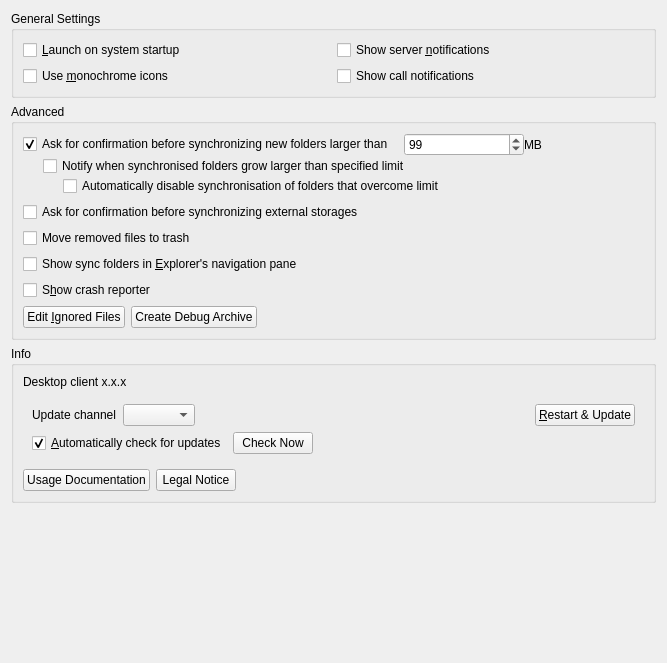
Above: src/gui/generalsettings.ui from nextcloud/desktop before the change. Below: the same form after it.
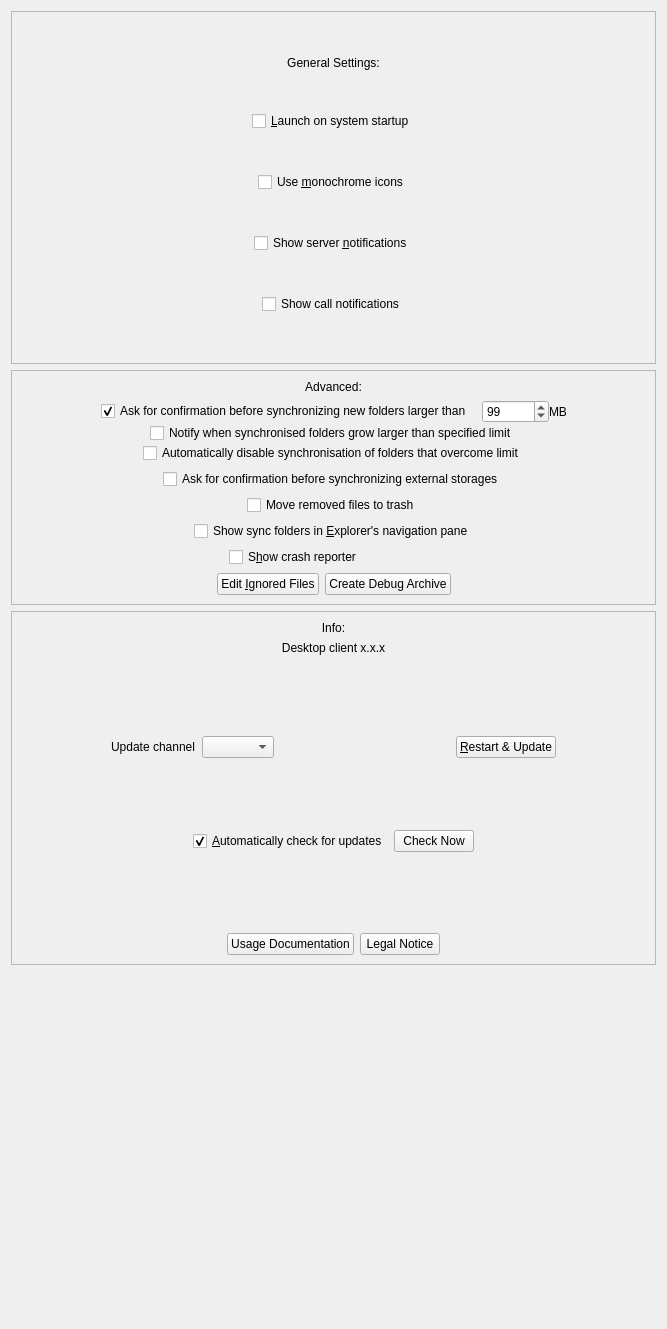
That is the form after the change.

Commit message: improve layout of general tab in settings dialog

Diff of the .ui file:
```diff
--- a/src/gui/generalsettings.ui
+++ b/src/gui/generalsettings.ui
@@ -7,22 +7,42 @@
     <x>0</x>
     <y>0</y>
     <width>667</width>
-    <height>663</height>
+    <height>1329</height>
    </rect>
   </property>
   <property name="windowTitle">
    <string notr="true">Form</string>
   </property>
   <layout class="QGridLayout" name="gridLayout_3">
-   <item row="1" column="0">
-    <widget class="QGroupBox" name="groupBox">
-     <property name="title">
-      <string>Advanced</string>
+   <item row="5" column="0">
+    <spacer name="verticalSpacer">
+     <property name="orientation">
+      <enum>Qt::Orientation::Vertical</enum>
      </property>
-     <property name="flat">
-      <bool>true</bool>
+     <property name="sizeHint" stdset="0">
+      <size>
+       <width>20</width>
+       <height>0</height>
+      </size>
      </property>
-     <layout class="QVBoxLayout" name="verticalLayout">
+    </spacer>
+   </item>
+   <item row="2" column="0">
+    <widget class="QFrame" name="frame">
+     <property name="frameShape">
+      <enum>QFrame::Shape::StyledPanel</enum>
+     </property>
+     <layout class="QVBoxLayout" name="verticalLayout_2">
+      <item>
+       <widget class="QLabel" name="label_4">
+        <property name="text">
+         <string>Advanced:</string>
+        </property>
+        <property name="alignment">
+         <set>Qt::AlignmentFlag::AlignCenter</set>
+        </property>
+       </widget>
+      </item>
       <item>
        <layout class="QVBoxLayout" name="verticalLayout_4">
         <property name="spacing">
@@ -30,6 +50,19 @@
         </property>
         <item>
          <layout class="QHBoxLayout" name="horizontalLayout_3">
+          <item>
+           <spacer name="horizontalSpacer_30">
+            <property name="orientation">
+             <enum>Qt::Orientation::Horizontal</enum>
+            </property>
+            <property name="sizeHint" stdset="0">
+             <size>
+              <width>40</width>
+              <height>20</height>
+             </size>
+            </property>
+           </spacer>
+          </item>
           <item>
            <widget class="QCheckBox" name="newFolderLimitCheckBox">
             <property name="text">
@@ -73,6 +106,19 @@
             </property>
            </widget>
           </item>
+          <item>
+           <spacer name="horizontalSpacer_31">
+            <property name="orientation">
+             <enum>Qt::Orientation::Horizontal</enum>
+            </property>
+            <property name="sizeHint" stdset="0">
+             <size>
+              <width>40</width>
+              <height>20</height>
+             </size>
+            </property>
+           </spacer>
+          </item>
          </layout>
         </item>
         <item>
@@ -83,11 +129,11 @@
              <enum>Qt::Orientation::Horizontal</enum>
             </property>
             <property name="sizeType">
-             <enum>QSizePolicy::Policy::Fixed</enum>
+             <enum>QSizePolicy::Policy::Expanding</enum>
             </property>
             <property name="sizeHint" stdset="0">
              <size>
-              <width>20</width>
+              <width>40</width>
               <height>20</height>
              </size>
             </property>
@@ -95,11 +141,30 @@
           </item>
           <item>
            <widget class="QCheckBox" name="existingFolderLimitCheckBox">
+            <property name="sizePolicy">
+             <sizepolicy hsizetype="Preferred" vsizetype="Fixed">
+              <horstretch>0</horstretch>
+              <verstretch>0</verstretch>
+             </sizepolicy>
+            </property>
             <property name="text">
              <string>Notify when synchronised folders grow larger than specified limit</string>
             </property>
            </widget>
           </item>
+          <item>
+           <spacer name="horizontalSpacer_32">
+            <property name="orientation">
+             <enum>Qt::Orientation::Horizontal</enum>
+            </property>
+            <property name="sizeHint" stdset="0">
+             <size>
+              <width>40</width>
+              <height>20</height>
+             </size>
+            </property>
+           </spacer>
+          </item>
          </layout>
         </item>
         <item>
@@ -110,7 +175,7 @@
              <enum>Qt::Orientation::Horizontal</enum>
             </property>
             <property name="sizeType">
-             <enum>QSizePolicy::Policy::Fixed</enum>
+             <enum>QSizePolicy::Policy::Expanding</enum>
             </property>
             <property name="sizeHint" stdset="0">
              <size>
@@ -122,28 +187,92 @@
           </item>
           <item>
            <widget class="QCheckBox" name="stopExistingFolderNowBigSyncCheckBox">
+            <property name="sizePolicy">
+             <sizepolicy hsizetype="Preferred" vsizetype="Fixed">
+              <horstretch>0</horstretch>
+              <verstretch>0</verstretch>
+             </sizepolicy>
+            </property>
             <property name="text">
              <string>Automatically disable synchronisation of folders that overcome limit</string>
             </property>
            </widget>
           </item>
+          <item>
+           <spacer name="horizontalSpacer_33">
+            <property name="orientation">
+             <enum>Qt::Orientation::Horizontal</enum>
+            </property>
+            <property name="sizeHint" stdset="0">
+             <size>
+              <width>40</width>
+              <height>20</height>
+             </size>
+            </property>
+           </spacer>
+          </item>
          </layout>
         </item>
        </layout>
       </item>
       <item>
        <layout class="QHBoxLayout" name="horizontalLayout_8">
+        <item>
+         <spacer name="horizontalSpacer_22">
+          <property name="orientation">
+           <enum>Qt::Orientation::Horizontal</enum>
+          </property>
+          <property name="sizeHint" stdset="0">
+           <size>
+            <width>40</width>
+            <height>20</height>
+           </size>
+          </property>
+         </spacer>
+        </item>
         <item>
          <widget class="QCheckBox" name="newExternalStorage">
+          <property name="sizePolicy">
+           <sizepolicy hsizetype="Preferred" vsizetype="Fixed">
+            <horstretch>0</horstretch>
+            <verstretch>0</verstretch>
+           </sizepolicy>
+          </property>
           <property name="text">
            <string>Ask for confirmation before synchronizing external storages</string>
           </property>
          </widget>
         </item>
+        <item>
+         <spacer name="horizontalSpacer_26">
+          <property name="orientation">
+           <enum>Qt::Orientation::Horizontal</enum>
+          </property>
+          <property name="sizeHint" stdset="0">
+           <size>
+            <width>40</width>
+            <height>20</height>
+           </size>
+          </property>
+         </spacer>
+        </item>
        </layout>
       </item>
       <item>
        <layout class="QHBoxLayout" name="horizontalLayout">
+        <item>
+         <spacer name="horizontalSpacer_23">
+          <property name="orientation">
+           <enum>Qt::Orientation::Horizontal</enum>
+          </property>
+          <property name="sizeHint" stdset="0">
+           <size>
+            <width>40</width>
+            <height>20</height>
+           </size>
+          </property>
+         </spacer>
+        </item>
         <item>
          <widget class="QCheckBox" name="moveFilesToTrashCheckBox">
           <property name="text">
@@ -151,10 +280,36 @@
           </property>
          </widget>
         </item>
+        <item>
+         <spacer name="horizontalSpacer_27">
+          <property name="orientation">
+           <enum>Qt::Orientation::Horizontal</enum>
+          </property>
+          <property name="sizeHint" stdset="0">
+           <size>
+            <width>40</width>
+            <height>20</height>
+           </size>
+          </property>
+         </spacer>
+        </item>
        </layout>
       </item>
       <item>
        <layout class="QHBoxLayout" name="horizontalLayout_10">
+        <item>
+         <spacer name="horizontalSpacer_24">
+          <property name="orientation">
+           <enum>Qt::Orientation::Horizontal</enum>
+          </property>
+          <property name="sizeHint" stdset="0">
+           <size>
+            <width>40</width>
+            <height>20</height>
+           </size>
+          </property>
+         </spacer>
+        </item>
         <item>
          <widget class="QCheckBox" name="showInExplorerNavigationPaneCheckBox">
           <property name="text">
@@ -162,10 +317,36 @@
           </property>
          </widget>
         </item>
+        <item>
+         <spacer name="horizontalSpacer_28">
+          <property name="orientation">
+           <enum>Qt::Orientation::Horizontal</enum>
+          </property>
+          <property name="sizeHint" stdset="0">
+           <size>
+            <width>40</width>
+            <height>20</height>
+           </size>
+          </property>
+         </spacer>
+        </item>
        </layout>
       </item>
       <item>
        <layout class="QHBoxLayout" name="horizontalLayout_9">
+        <item>
+         <spacer name="horizontalSpacer_25">
+          <property name="orientation">
+           <enum>Qt::Orientation::Horizontal</enum>
+          </property>
+          <property name="sizeHint" stdset="0">
+           <size>
+            <width>40</width>
+            <height>20</height>
+           </size>
+          </property>
+         </spacer>
+        </item>
         <item>
          <widget class="QCheckBox" name="crashreporterCheckBox">
           <property name="sizePolicy">
@@ -179,10 +360,36 @@
           </property>
          </widget>
         </item>
+        <item>
+         <spacer name="horizontalSpacer_29">
+          <property name="orientation">
+           <enum>Qt::Orientation::Horizontal</enum>
+          </property>
+          <property name="sizeHint" stdset="0">
+           <size>
+            <width>40</width>
+            <height>20</height>
+           </size>
+          </property>
+         </spacer>
+        </item>
        </layout>
       </item>
       <item>
        <layout class="QHBoxLayout" name="horizontalLayout_4">
+        <item>
+         <spacer name="horizontalSpacer_13">
+          <property name="orientation">
+           <enum>Qt::Orientation::Horizontal</enum>
+          </property>
+          <property name="sizeHint" stdset="0">
+           <size>
+            <width>40</width>
+            <height>20</height>
+           </size>
+          </property>
+         </spacer>
+        </item>
         <item>
          <widget class="QPushButton" name="ignoredFilesButton">
           <property name="text">
@@ -204,7 +411,7 @@
           </property>
           <property name="sizeHint" stdset="0">
            <size>
-            <width>555</width>
+            <width>40</width>
             <height>20</height>
            </size>
           </property>
@@ -215,19 +422,32 @@
      </layout>
     </widget>
    </item>
-   <item row="2" column="0">
-    <widget class="QGroupBox" name="aboutAndUpdatesGroupBox">
-     <property name="title">
-      <string>Info</string>
+   <item row="3" column="0">
+    <widget class="QFrame" name="aboutAndUpdatesFrame">
+     <property name="sizePolicy">
+      <sizepolicy hsizetype="Expanding" vsizetype="Expanding">
+       <horstretch>0</horstretch>
+       <verstretch>0</verstretch>
+      </sizepolicy>
      </property>
-     <property name="flat">
-      <bool>true</bool>
+     <property name="frameShape">
+      <enum>QFrame::Shape::StyledPanel</enum>
      </property>
      <layout class="QVBoxLayout" name="verticalLayout_3">
+      <item>
+       <widget class="QLabel" name="label_3">
+        <property name="text">
+         <string>Info:</string>
+        </property>
+        <property name="alignment">
+         <set>Qt::AlignmentFlag::AlignCenter</set>
+        </property>
+       </widget>
+      </item>
       <item>
        <widget class="QLabel" name="infoAndUpdatesLabel">
         <property name="sizePolicy">
-         <sizepolicy hsizetype="Preferred" vsizetype="Minimum">
+         <sizepolicy hsizetype="Expanding" vsizetype="Minimum">
           <horstretch>0</horstretch>
           <verstretch>0</verstretch>
          </sizepolicy>
@@ -235,13 +455,35 @@
         <property name="text">
          <string>Desktop client x.x.x</string>
         </property>
+        <property name="alignment">
+         <set>Qt::AlignmentFlag::AlignCenter</set>
+        </property>
        </widget>
       </item>
       <item>
        <widget class="QFrame" name="updatesContainer">
+        <property name="sizePolicy">
+         <sizepolicy hsizetype="Expanding" vsizetype="Expanding">
+          <horstretch>0</horstretch>
+          <verstretch>0</verstretch>
+         </sizepolicy>
+        </property>
         <layout class="QVBoxLayout" name="updatesLayout">
          <item>
           <layout class="QHBoxLayout" name="updatesLayout_1">
+           <item>
+            <spacer name="horizontalSpacer_9">
+             <property name="orientation">
+              <enum>Qt::Orientation::Horizontal</enum>
+             </property>
+             <property name="sizeHint" stdset="0">
+              <size>
+               <width>40</width>
+               <height>20</height>
+              </size>
+             </property>
+            </spacer>
+           </item>
            <item>
             <widget class="QLabel" name="updateChannelLabel">
              <property name="sizePolicy">
@@ -265,6 +507,19 @@
              </property>
             </widget>
            </item>
+           <item>
+            <spacer name="horizontalSpacer_10">
+             <property name="orientation">
+              <enum>Qt::Orientation::Horizontal</enum>
+             </property>
+             <property name="sizeHint" stdset="0">
+              <size>
+               <width>40</width>
+               <height>20</height>
+              </size>
+             </property>
+            </spacer>
+           </item>
            <item>
             <widget class="QLabel" name="updateStateLabel">
              <property name="text">
@@ -278,6 +533,19 @@
              </property>
             </widget>
            </item>
+           <item>
+            <spacer name="horizontalSpacer_12">
+             <property name="orientation">
+              <enum>Qt::Orientation::Horizontal</enum>
+             </property>
+             <property name="sizeHint" stdset="0">
+              <size>
+               <width>40</width>
+               <height>20</height>
+              </size>
+             </property>
+            </spacer>
+           </item>
            <item>
             <widget class="QPushButton" name="restartButton">
              <property name="sizePolicy">
@@ -291,10 +559,36 @@
              </property>
             </widget>
            </item>
+           <item>
+            <spacer name="horizontalSpacer_11">
+             <property name="orientation">
+              <enum>Qt::Orientation::Horizontal</enum>
+             </property>
+             <property name="sizeHint" stdset="0">
+              <size>
+               <width>40</width>
+               <height>20</height>
+              </size>
+             </property>
+            </spacer>
+           </item>
           </layout>
          </item>
          <item>
           <layout class="QHBoxLayout" name="updatesLayout_2">
+           <item>
+            <spacer name="horizontalSpacer_8">
+             <property name="orientation">
+              <enum>Qt::Orientation::Horizontal</enum>
+             </property>
+             <property name="sizeHint" stdset="0">
+              <size>
+               <width>40</width>
+               <height>20</height>
+              </size>
+             </property>
+            </spacer>
+           </item>
            <item>
             <widget class="QCheckBox" name="autoCheckForUpdatesCheckBox">
              <property name="sizePolicy">
@@ -344,6 +638,19 @@
       </item>
       <item>
        <layout class="QHBoxLayout" name="infoContainer">
+        <item>
+         <spacer name="horizontalSpacer_7">
+          <property name="orientation">
+           <enum>Qt::Orientation::Horizontal</enum>
+          </property>
+          <property name="sizeHint" stdset="0">
+           <size>
+            <width>40</width>
+            <height>20</height>
+           </size>
+          </property>
+         </spacer>
+        </item>
         <item>
          <widget class="QPushButton" name="usageDocumentationButton">
           <property name="text">
@@ -376,58 +683,211 @@
      </layout>
     </widget>
    </item>
-   <item row="4" column="0">
-    <spacer name="verticalSpacer">
-     <property name="orientation">
-      <enum>Qt::Orientation::Vertical</enum>
-     </property>
-     <property name="sizeHint" stdset="0">
-      <size>
-       <width>20</width>
-       <height>0</height>
-      </size>
-     </property>
-    </spacer>
-   </item>
    <item row="0" column="0">
-    <widget class="QGroupBox" name="generalGroupBox">
-     <property name="title">
-      <string>General Settings</string>
+    <widget class="QFrame" name="generalFrame">
+     <property name="sizePolicy">
+      <sizepolicy hsizetype="Expanding" vsizetype="Expanding">
+       <horstretch>0</horstretch>
+       <verstretch>0</verstretch>
+      </sizepolicy>
      </property>
-     <property name="flat">
-      <bool>true</bool>
+     <property name="frameShape">
+      <enum>QFrame::Shape::StyledPanel</enum>
      </property>
-     <layout class="QGridLayout" name="gridLayout_2">
-      <item row="1" column="0">
-       <widget class="QCheckBox" name="monoIconsCheckBox">
-        <property name="toolTip">
-         <string>For System Tray</string>
+     <layout class="QVBoxLayout" name="verticalLayout">
+      <item>
+       <widget class="QLabel" name="label_2">
+        <property name="sizePolicy">
+         <sizepolicy hsizetype="Minimum" vsizetype="Fixed">
+          <horstretch>0</horstretch>
+          <verstretch>0</verstretch>
+         </sizepolicy>
         </property>
         <property name="text">
-         <string>Use &amp;monochrome icons</string>
+         <string>General Settings:</string>
         </property>
-       </widget>
-      </item>
-      <item row="0" column="0">
-       <widget class="QCheckBox" name="autostartCheckBox">
-        <property name="text">
-         <string>&amp;Launch on system startup</string>
+        <property name="alignment">
+         <set>Qt::AlignmentFlag::AlignCenter</set>
         </property>
        </widget>
       </item>
-      <item row="0" column="1">
-       <widget class="QCheckBox" name="serverNotificationsCheckBox">
-        <property name="text">
-         <string>Show server &amp;notifications</string>
-        </property>
-       </widget>
+      <item>
+       <layout class="QHBoxLayout" name="horizontalLayout_2">
+        <item>
+         <spacer name="horizontalSpacer_17">
+          <property name="orientation">
+           <enum>Qt::Orientation::Horizontal</enum>
+          </property>
+          <property name="sizeHint" stdset="0">
+           <size>
+            <width>40</width>
+            <height>20</height>
+           </size>
+          </property>
+         </spacer>
+        </item>
+        <item>
+         <widget class="QCheckBox" name="autostartCheckBox">
+          <property name="sizePolicy">
+           <sizepolicy hsizetype="Preferred" vsizetype="Fixed">
+            <horstretch>0</horstretch>
+            <verstretch>0</verstretch>
+           </sizepolicy>
+          </property>
+          <property name="layoutDirection">
+           <enum>Qt::LayoutDirection::LeftToRight</enum>
+          </property>
+          <property name="text">
+           <string>&amp;Launch on system startup</string>
+          </property>
+         </widget>
+        </item>
+        <item>
+         <spacer name="horizontalSpacer_14">
+          <property name="orientation">
+           <enum>Qt::Orientation::Horizontal</enum>
+          </property>
+          <property name="sizeHint" stdset="0">
+           <size>
+            <width>40</width>
+            <height>20</height>
+           </size>
+          </property>
+         </spacer>
+        </item>
+       </layout>
       </item>
-      <item row="1" column="1">
-       <widget class="QCheckBox" name="callNotificationsCheckBox">
-        <property name="text">
-         <string>Show call notifications</string>
-        </property>
-       </widget>
+      <item>
+       <layout class="QHBoxLayout" name="horizontalLayout_6">
+        <item>
+         <spacer name="horizontalSpacer_16">
+          <property name="orientation">
+           <enum>Qt::Orientation::Horizontal</enum>
+          </property>
+          <property name="sizeHint" stdset="0">
+           <size>
+            <width>40</width>
+            <height>20</height>
+           </size>
+          </property>
+         </spacer>
+        </item>
+        <item>
+         <widget class="QCheckBox" name="monoIconsCheckBox">
+          <property name="sizePolicy">
+           <sizepolicy hsizetype="Preferred" vsizetype="Fixed">
+            <horstretch>0</horstretch>
+            <verstretch>0</verstretch>
+           </sizepolicy>
+          </property>
+          <property name="toolTip">
+           <string>For System Tray</string>
+          </property>
+          <property name="text">
+           <string>Use &amp;monochrome icons</string>
+          </property>
+         </widget>
+        </item>
+        <item>
+         <spacer name="horizontalSpacer_15">
+          <property name="orientation">
+           <enum>Qt::Orientation::Horizontal</enum>
+          </property>
+          <property name="sizeHint" stdset="0">
+           <size>
+            <width>40</width>
+            <height>20</height>
+           </size>
+          </property>
+         </spacer>
+        </item>
+       </layout>
+      </item>
+      <item>
+       <layout class="QHBoxLayout" name="horizontalLayout_7">
+        <item>
+         <spacer name="horizontalSpacer_18">
+          <property name="orientation">
+           <enum>Qt::Orientation::Horizontal</enum>
+          </property>
+          <property name="sizeHint" stdset="0">
+           <size>
+            <width>40</width>
+            <height>20</height>
+           </size>
+          </property>
+         </spacer>
+        </item>
+        <item>
+         <widget class="QCheckBox" name="serverNotificationsCheckBox">
+          <property name="sizePolicy">
+           <sizepolicy hsizetype="Preferred" vsizetype="Fixed">
+            <horstretch>0</horstretch>
+            <verstretch>0</verstretch>
+           </sizepolicy>
+          </property>
+          <property name="text">
+           <string>Show server &amp;notifications</string>
+          </property>
+         </widget>
+        </item>
+        <item>
+         <spacer name="horizontalSpacer_20">
+          <property name="orientation">
+           <enum>Qt::Orientation::Horizontal</enum>
+          </property>
+          <property name="sizeHint" stdset="0">
+           <size>
+            <width>40</width>
+            <height>20</height>
+           </size>
+          </property>
+         </spacer>
+        </item>
+       </layout>
+      </item>
+      <item>
+       <layout class="QHBoxLayout" name="horizontalLayout_11">
+        <item>
+         <spacer name="horizontalSpacer_19">
+          <property name="orientation">
+           <enum>Qt::Orientation::Horizontal</enum>
+          </property>
+          <property name="sizeHint" stdset="0">
+           <size>
+            <width>40</width>
+            <height>20</height>
+           </size>
+          </property>
+         </spacer>
+        </item>
+        <item>
+         <widget class="QCheckBox" name="callNotificationsCheckBox">
+          <property name="sizePolicy">
+           <sizepolicy hsizetype="Preferred" vsizetype="Fixed">
+            <horstretch>0</horstretch>
+            <verstretch>0</verstretch>
+           </sizepolicy>
+          </property>
+          <property name="text">
+           <string>Show call notifications</string>
+          </property>
+         </widget>
+        </item>
+        <item>
+         <spacer name="horizontalSpacer_21">
+          <property name="orientation">
+           <enum>Qt::Orientation::Horizontal</enum>
+          </property>
+          <property name="sizeHint" stdset="0">
+           <size>
+            <width>40</width>
+            <height>20</height>
+           </size>
+          </property>
+         </spacer>
+        </item>
+       </layout>
       </item>
      </layout>
     </widget>
```
Left out of the diff: 22 changed lines with no effect on the pictures.
